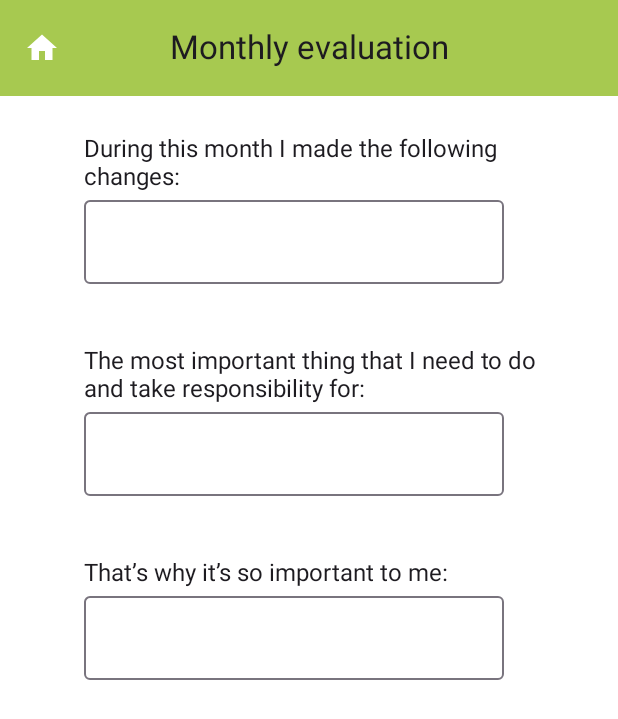
After one commit to fwetterlov/Change, an Android app built with Jetpack Compose: the composable MonthlyEvaluationAddiction shown on its own in the app's theme, on a phone screen of 412 x 824 dp. The commit adds this screen. Shown: the top 719 px of the screen. Run offline under Robolectric (Android 15) with nearby library versions, the phone set to English and light mode, and no system bars.

Commit message:
optimized navigation to month, added textfieldwithlabel component

```diff
--- a/app/src/main/java/com/group8/change/MainActivity.kt
+++ b/app/src/main/java/com/group8/change/MainActivity.kt
@@ -16,6 +16,7 @@ import androidx.navigation.compose.composable
 import androidx.navigation.compose.rememberNavController
 import com.example.compose.AppTheme
 import com.group8.change.api.viewmodel.MainViewModel
+import com.group8.change.evaluations.MonthlyEvaluationScreen
 import com.group8.change.evaluations.eveningEvaluation
 import com.group8.change.evaluations.eveningEvaluationTherapist
 import com.group8.change.evaluations.monthEvaluation
@@ -73,7 +74,7 @@ class MainActivity : ComponentActivity() {
                             eveningEvaluation(navController)
                         }
                         composable("monthly"){
-                            monthEvaluation(navController)
+                            MonthlyEvaluationScreen(navController)
                         }
                         composable("self-assessment"){
                             SelfAssessmentScreen(navController)
@@ -86,9 +87,6 @@ class MainActivity : ComponentActivity() {
                         }
                         composable("evening-th") {
                             eveningEvaluationTherapist(navController)
-                        }
-                        composable("monthly-th") {
-                            monthlyEvaluationTherapist(navController)
                         }
                     }
                 }
--- a/app/src/main/java/com/group8/change/components/MainMenu.kt
+++ b/app/src/main/java/com/group8/change/components/MainMenu.kt
@@ -137,7 +137,7 @@ fun MainMenu(
                     // Third row left card
                     CardClickable(
                         text = stringResource(id = R.string.card_title_monthly_evaluation),
-                        id = routeIds[4],
+                        id = "monthly",
                         drawableId = R.drawable.month,
                         navController = navController
                     )
--- /dev/null
+++ b/app/src/main/java/com/group8/change/components/TextFieldWithLabel.kt
@@ -0,0 +1,32 @@
+package com.group8.change.components
+
+import androidx.compose.foundation.layout.Column
+import androidx.compose.foundation.layout.padding
+import androidx.compose.material3.Text
+import androidx.compose.runtime.Composable
+import androidx.compose.ui.Modifier
+import androidx.compose.ui.text.TextStyle
+import androidx.compose.ui.unit.dp
+import androidx.compose.ui.unit.sp
+import com.group8.change.evaluations.textField
+
+@Composable
+fun TextFieldWithLabel(
+    labelText: String,
+    textValue: String,
+    onTextChange: (String) -> Unit
+) {
+    Column {
+        Text(
+            modifier = Modifier.padding(end = 40.dp),
+            text = labelText,
+            style = TextStyle(fontSize = 16.sp)
+        )
+
+        textField(
+            initialValue = textValue,
+            onValueChange = { newValue ->
+                onTextChange(newValue)
+            })
+    }
+}
--- /dev/null
+++ b/app/src/main/java/com/group8/change/evaluations/MonthlyEvaluationAddiction.kt
@@ -0,0 +1,65 @@
+package com.group8.change.evaluations
+
+import androidx.compose.foundation.background
+import androidx.compose.foundation.layout.Column
+import androidx.compose.foundation.layout.Spacer
+import androidx.compose.foundation.layout.fillMaxSize
+import androidx.compose.foundation.layout.height
+import androidx.compose.foundation.layout.padding
+import androidx.compose.foundation.rememberScrollState
+import androidx.compose.foundation.verticalScroll
+import androidx.compose.material3.Text
+import androidx.compose.runtime.Composable
+import androidx.compose.runtime.getValue
+import androidx.compose.runtime.mutableStateOf
+import androidx.compose.runtime.remember
+import androidx.compose.runtime.setValue
+import androidx.compose.ui.Modifier
+import androidx.compose.ui.graphics.Color
+import androidx.compose.ui.res.stringResource
+import androidx.compose.ui.text.TextStyle
+import androidx.compose.ui.unit.dp
+import androidx.compose.ui.unit.sp
+import androidx.navigation.NavController
+import com.group8.change.R
+import com.group8.change.components.TextFieldWithLabel
+import com.group8.change.ui.design.TopAppBarPlus
+
+@Composable
+fun MonthlyEvaluationAddiction(navController: NavController) {
+    var text1 by remember { mutableStateOf("") }
+    var text2 by remember { mutableStateOf("") }
+    var text3 by remember { mutableStateOf("") }
+
+    TopAppBarPlus(content = {
+        Column(
+            modifier = Modifier
+                .verticalScroll(rememberScrollState())
+                .fillMaxSize()
+                .background(Color.White)
+                .padding(start = 56.dp)
+        ) {
+            Spacer(modifier = Modifier.height(90.dp))
+
+            TextFieldWithLabel(
+                labelText = stringResource(id = R.string.month_title1),
+                textValue = text1,
+                onTextChange = { newValue -> text1 = newValue }
+            )
+
+            TextFieldWithLabel(
+                labelText = stringResource(id = R.string.month_title2),
+                textValue = text2,
+                onTextChange = { newValue -> text2 = newValue }
+            )
+
+            TextFieldWithLabel(
+                labelText = stringResource(id = R.string.month_title3),
+                textValue = text3,
+                onTextChange = { newValue -> text3 = newValue }
+            )
+        }
+    }, title = stringResource(id = R.string.card_title_monthly_evaluation),
+        secondButton = { /*TODO*/ },
+        navController = navController)
+}
--- a/app/src/main/java/com/group8/change/evaluations/MonthlyEvaluationTherapist.kt
+++ b/app/src/main/java/com/group8/change/evaluations/MonthlyEvaluationTherapist.kt
@@ -57,8 +57,8 @@ fun monthlyEvaluationTherapist(navController: NavController) {
     val evaluationsSize = evaluations.size
     val titleList = listOf(stringResource(id = R.string.month_title1), stringResource(id = R.string.month_title2), stringResource(id = R.string.month_title3), "bla", "bla")
 
-    Log.d("kajshd", evaluations[0].answers.size.toString())
-    Log.d("kajshd", titleList.size.toString())
+    //Log.d("kajshd", evaluations[0].answers.size.toString())
+    //Log.d("kajshd", titleList.size.toString())
     TopAppBar(
         content = {
             Column(
--- a/app/src/main/java/com/group8/change/selfassessment/ClientSelfAssessment.kt
+++ b/app/src/main/java/com/group8/change/selfassessment/ClientSelfAssessment.kt
@@ -85,10 +85,6 @@ fun SubmitSelfAssessment(navController: NavController, selfImageValue: Float, se
     Button(
         onClick = {
             val currentDate = SimpleDateFormat("yyyy-MM-dd", Locale.getDefault()).format(Date())
-            Log.d("SelfAssessment", "Self Image Value: $selfImageValue")
-            Log.d("SelfAssessment", "Self Esteem Value: $selfEsteemValue")
-            Log.d("SelfAssessment", "Self Confidence Value: $selfConfidenceValue")
-            Log.d("SelfAssessment", "Submission Date: $currentDate")
             val grades = listOf(selfImageValue.toInt(), selfEsteemValue.toInt(), selfConfidenceValue.toInt())
             val newSelfAssessment = SelfAssessment(currentDate, grades)
 
```
Also changed, not shown: app/src/main/java/com/group8/change/evaluations/MonthlyEvaluationScreen.kt (added, +20 -0 lines).
